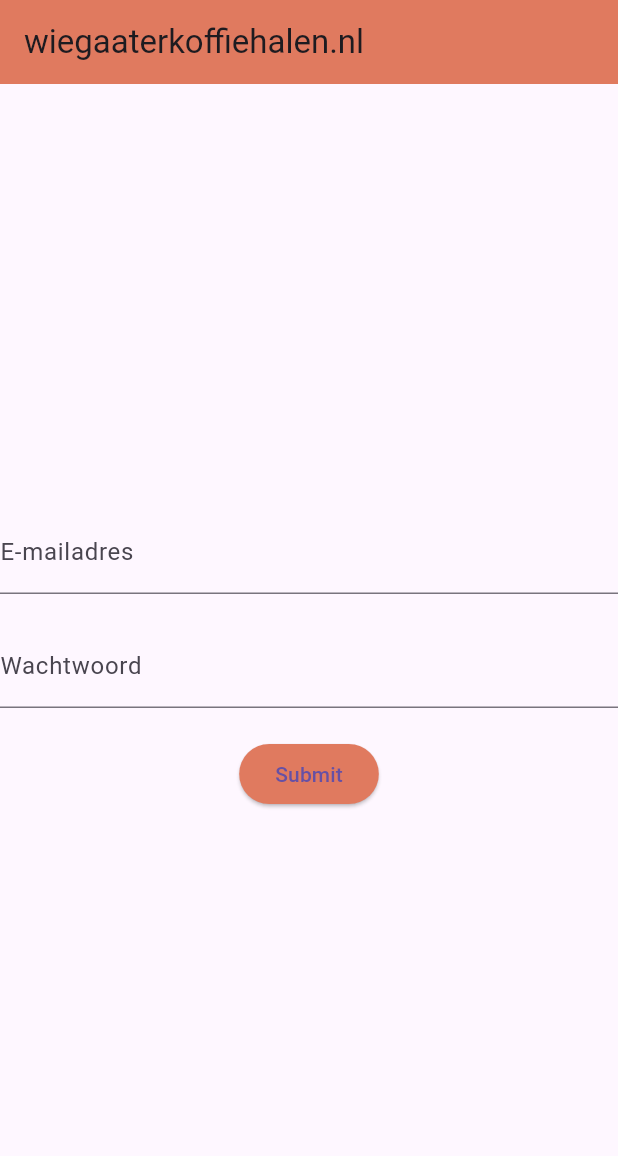
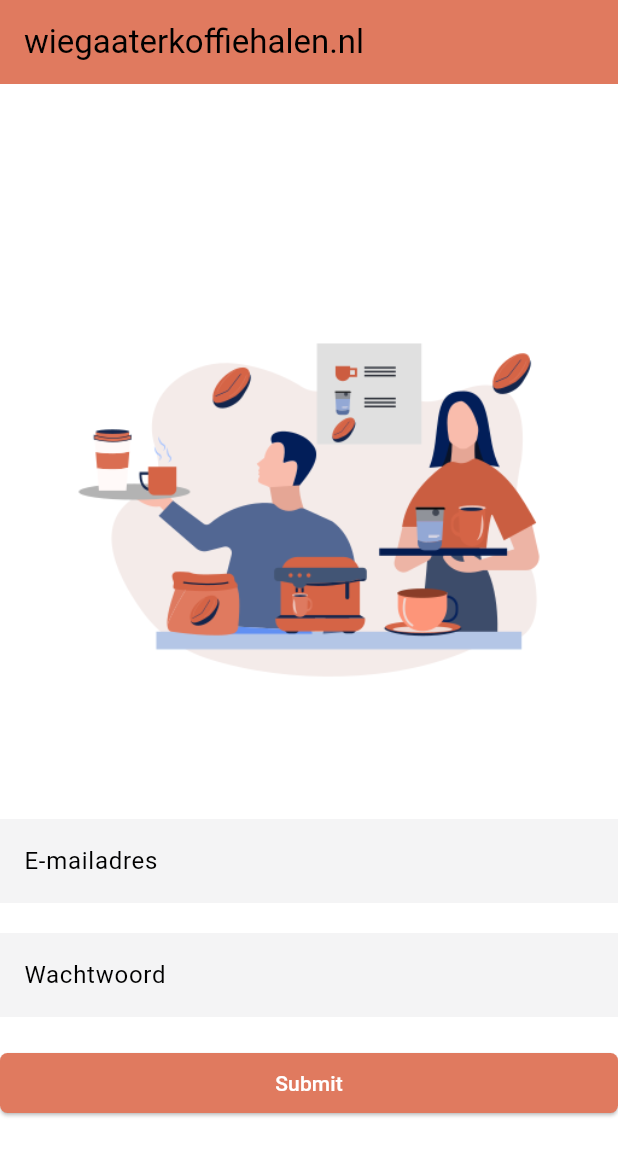
Before and after one commit to kerstenremco/wiegaaterkoffiehalen_app, a Flutter app: the screen it shows after launch, on a phone screen of 412 x 824 dp. Shown: the top 1156 px of the screen. Run offline on Flutter 3.47's test engine with Material 3 defaults, Android fonts, the phone set to English and light mode, and no system bars; missing offline and left inert: amazon_cognito_identity_dart_2.

```diff
--- a/lib/main.dart
+++ b/lib/main.dart
@@ -20,18 +20,32 @@ class MyAppState extends State<MyApp> {
   Widget build(BuildContext context) {
     return MaterialApp(
       theme: ThemeData(
-        primaryColor: const Color.fromARGB(255, 224, 122, 95),
+        colorScheme: const ColorScheme(
+          primary: Color.fromARGB(255, 224, 122, 95),
+          secondary: Color.fromARGB(255, 224, 122, 95),
+          brightness: Brightness.light,
+          onSecondary: Colors.white,
+          onPrimary: Colors.white,
+          onError: Colors.white,
+          error: Colors.red,
+          surface: Colors.white,
+          onSurface: Colors.black,
+        ),
         inputDecorationTheme: const InputDecorationTheme(
-          focusedBorder: OutlineInputBorder(
-            borderSide: BorderSide(
-              color: Color.fromARGB(255, 224, 122, 95),
+            focusColor: Color.fromARGB(255, 113, 133, 122),
+            focusedBorder: InputBorder.none,
+            border: InputBorder.none,
+            fillColor: Color.fromARGB(255, 244, 244, 245),
+            filled: true),
+        elevatedButtonTheme: ElevatedButtonThemeData(
+          style: ElevatedButton.styleFrom(
+            backgroundColor: const Color.fromARGB(255, 224, 122, 95),
+            foregroundColor: Colors.white,
+            shape: RoundedRectangleBorder(
+              borderRadius: BorderRadius.circular(5),
             ),
           ),
         ),
-        elevatedButtonTheme: ElevatedButtonThemeData(
-            style: ElevatedButton.styleFrom(
-          backgroundColor: const Color.fromARGB(255, 224, 122, 95),
-        )),
       ),
       home: _token != null
           ? DashboardScreen(token: _token!)
--- a/lib/screens/login_screen.dart
+++ b/lib/screens/login_screen.dart
@@ -1,10 +1,10 @@
 import 'package:flutter/material.dart';
 import 'package:amazon_cognito_identity_dart_2/cognito.dart';
 
-final userPool = CognitoUserPool(
-  'eu-central-',
-  '',
-);
+const userPoolId = String.fromEnvironment('USERPOOL_ID');
+const clientId = String.fromEnvironment('CLIENT_ID');
+
+final userPool = CognitoUserPool(userPoolId, clientId);
 
 class LoginScreen extends StatefulWidget {
   LoginScreen({super.key, required this.setToken});
@@ -45,6 +45,7 @@ class _LoginScreenState extends State<LoginScreen> {
         child: Column(
           mainAxisAlignment: MainAxisAlignment.center,
           children: [
+            Image.asset("assets/boy-and-girl-holding-coffee.png"),
             Form(
               key: _formKey,
               child: Column(
@@ -77,13 +78,13 @@ class _LoginScreenState extends State<LoginScreen> {
                     onSaved: (val) => _password = val!,
                   ),
                   const SizedBox(height: 20),
-                  ElevatedButton(
-                    onPressed: _handleSignIn,
-                    // style: ButtonStyle(
-                    //   backgroundColor: Theme.of(context).colorScheme.error,
-                    // ),
-                    child: const Text('Submit'),
-                  ),
+                  Container(
+                    width: double.infinity,
+                    child: ElevatedButton(
+                      onPressed: _handleSignIn,
+                      child: const Text('Submit'),
+                    ),
+                  )
                 ],
               ),
             ),
```
Also changed, not shown: lib/screens/dashboard_screen.dart (+67 -35 lines), lib/screens/groups_screen.dart (added, +33 -0 lines), lib/screens/settings_screen.dart (added, +42 -0 lines), pubspec.yaml (+4 -6 lines), assets/boy-and-girl-holding-coffee.png (added), 1 other file.
